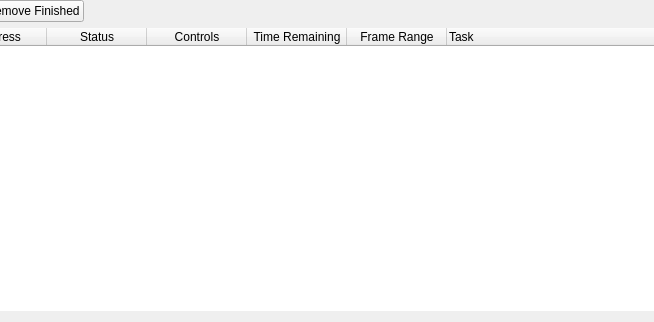
rameshbabuvfx/NukeMultiThreadRender, file UI/RenderPanel.ui: the form before one commit; both pictures show x 164 to 818 and y 0 to 322 of the 1022 by 322 pixel window.
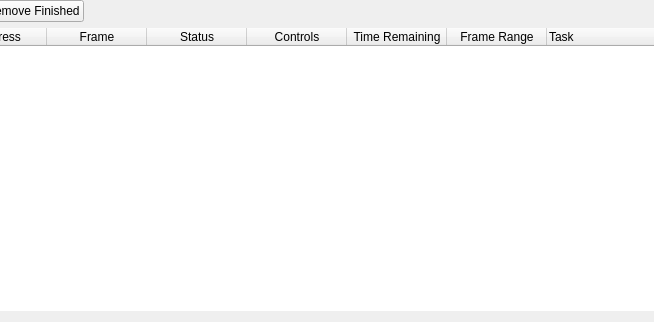
The form after the commit.

```diff
--- a/UI/RenderPanel.ui
+++ b/UI/RenderPanel.ui
@@ -123,6 +123,11 @@
          <string>Progress</string>
         </property>
        </column>
+       <column>
+        <property name="text">
+         <string>Frame</string>
+        </property>
+       </column>
        <column>
         <property name="text">
          <string>Status</string>
```
